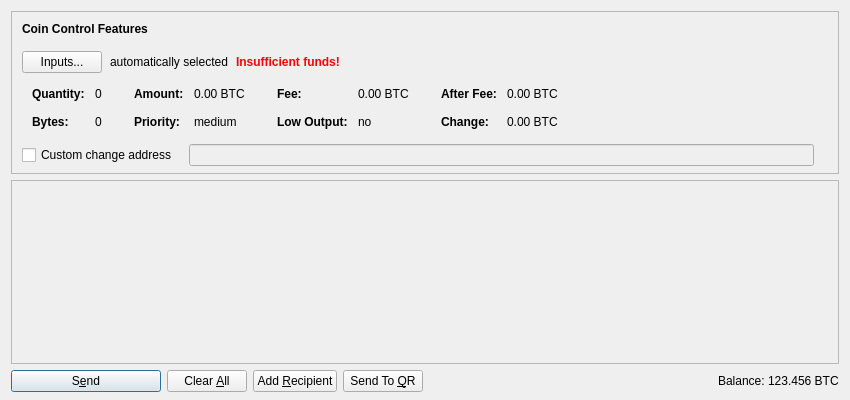
First picture: the form in src/qt/forms/sendcoinsdialog.ui, repository FeatherCoin/Feathercoin, before the edit.
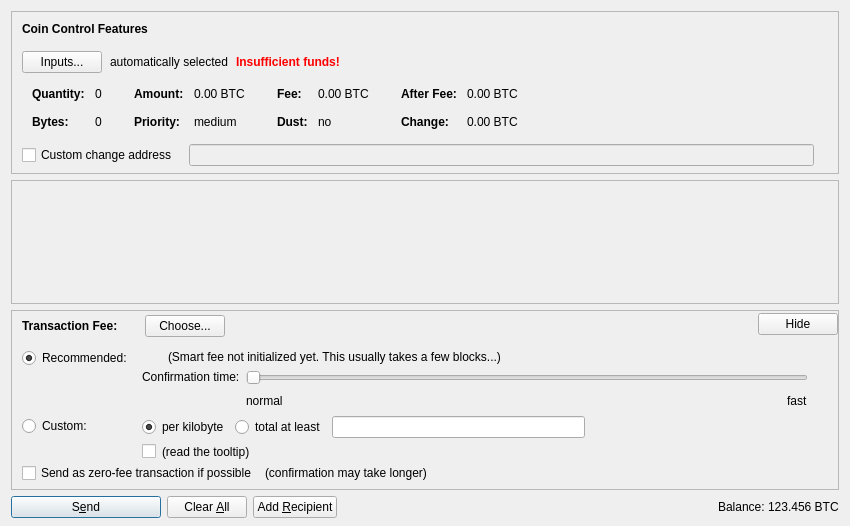
Second picture: the form after the edit. Icons and pictures are not drawn. Custom widgets are drawn as their Qt base class.

```diff
--- a/src/qt/forms/sendcoinsdialog.ui
+++ b/src/qt/forms/sendcoinsdialog.ui
@@ -7,13 +7,13 @@
     <x>0</x>
     <y>0</y>
     <width>850</width>
-    <height>400</height>
+    <height>526</height>
    </rect>
   </property>
   <property name="windowTitle">
    <string>Send Coins</string>
   </property>
-  <layout class="QVBoxLayout" name="verticalLayout" stretch="0,1,0">
+  <layout class="QVBoxLayout" name="verticalLayout" stretch="0,1,0,0">
    <property name="bottomMargin">
     <number>8</number>
    </property>
@@ -408,7 +408,7 @@
                   </font>
                  </property>
                  <property name="text">
-                  <string>Low Output:</string>
+                  <string>Dust:</string>
                  </property>
                 </widget>
                </item>
@@ -605,7 +605,7 @@
         <x>0</x>
         <y>0</y>
         <width>830</width>
-        <height>177</height>
+        <height>68</height>
        </rect>
       </property>
       <layout class="QVBoxLayout" name="verticalLayout_2" stretch="0,1">
@@ -636,6 +636,590 @@
      </widget>
     </widget>
    </item>
+   <item>
+    <widget class="QFrame" name="frameFee">
+     <property name="sizePolicy">
+      <sizepolicy hsizetype="Expanding" vsizetype="Expanding">
+       <horstretch>0</horstretch>
+       <verstretch>0</verstretch>
+      </sizepolicy>
+     </property>
+     <property name="maximumSize">
+      <size>
+       <width>16777215</width>
+       <height>16777215</height>
+      </size>
+     </property>
+     <property name="frameShape">
+      <enum>QFrame::StyledPanel</enum>
+     </property>
+     <property name="frameShadow">
+      <enum>QFrame::Sunken</enum>
+     </property>
+     <layout class="QVBoxLayout" name="verticalLayoutFee1">
+      <property name="spacing">
+       <number>0</number>
+      </property>
+      <property name="leftMargin">
+       <number>0</number>
+      </property>
+      <property name="topMargin">
+       <number>0</number>
+      </property>
+      <property name="rightMargin">
+       <number>0</number>
+      </property>
+      <property name="bottomMargin">
+       <number>0</number>
+      </property>
+      <item>
+       <layout class="QVBoxLayout" name="verticalLayoutFee2" stretch="0,0,0">
+        <property name="spacing">
+         <number>0</number>
+        </property>
+        <property name="leftMargin">
+         <number>10</number>
+        </property>
+        <property name="topMargin">
+         <number>0</number>
+        </property>
+        <item>
+         <layout class="QHBoxLayout" name="horizontalLayoutFee1">
+          <property name="bottomMargin">
+           <number>0</number>
+          </property>
+          <item>
+           <layout class="QVBoxLayout" name="verticalLayoutFee7">
+            <property name="spacing">
+             <number>0</number>
+            </property>
+            <item>
+             <spacer name="verticalSpacerSmartFee">
+              <property name="orientation">
+               <enum>Qt::Vertical</enum>
+              </property>
+              <property name="sizeType">
+               <enum>QSizePolicy::Fixed</enum>
+              </property>
+              <property name="sizeHint" stdset="0">
+               <size>
+                <width>1</width>
+                <height>4</height>
+               </size>
+              </property>
+             </spacer>
+            </item>
+            <item>
+             <layout class="QHBoxLayout" name="horizontalLayoutSmartFee">
+              <property name="spacing">
+               <number>10</number>
+              </property>
+              <item>
+               <widget class="QLabel" name="labelFeeHeadline">
+                <property name="sizePolicy">
+                 <sizepolicy hsizetype="Preferred" vsizetype="Maximum">
+                  <horstretch>0</horstretch>
+                  <verstretch>0</verstretch>
+                 </sizepolicy>
+                </property>
+                <property name="font">
+                 <font>
+                  <weight>75</weight>
+                  <bold>true</bold>
+                 </font>
+                </property>
+                <property name="styleSheet">
+                 <string notr="true">font-weight:bold;</string>
+                </property>
+                <property name="text">
+                 <string>Transaction Fee:</string>
+                </property>
+               </widget>
+              </item>
+              <item>
+               <widget class="QLabel" name="labelFeeMinimized">
+                <property name="text">
+                 <string/>
+                </property>
+               </widget>
+              </item>
+              <item>
+               <widget class="QPushButton" name="buttonChooseFee">
+                <property name="text">
+                 <string>Choose...</string>
+                </property>
+               </widget>
+              </item>
+             </layout>
+            </item>
+            <item>
+             <spacer name="verticalSpacer_5">
+              <property name="orientation">
+               <enum>Qt::Vertical</enum>
+              </property>
+              <property name="sizeHint" stdset="0">
+               <size>
+                <width>1</width>
+                <height>1</height>
+               </size>
+              </property>
+             </spacer>
+            </item>
+           </layout>
+          </item>
+          <item>
+           <spacer name="horizontalSpacer_4">
+            <property name="orientation">
+             <enum>Qt::Horizontal</enum>
+            </property>
+            <property name="sizeHint" stdset="0">
+             <size>
+              <width>40</width>
+              <height>20</height>
+             </size>
+            </property>
+           </spacer>
+          </item>
+          <item>
+           <widget class="QPushButton" name="buttonMinimizeFee">
+            <property name="toolTip">
+             <string>collapse fee-settings</string>
+            </property>
+            <property name="text">
+             <string>Hide</string>
+            </property>
+           </widget>
+          </item>
+         </layout>
+        </item>
+        <item>
+         <widget class="QFrame" name="frameFeeSelection">
+          <layout class="QVBoxLayout" name="verticalLayoutFee12">
+           <property name="spacing">
+            <number>0</number>
+           </property>
+           <property name="leftMargin">
+            <number>0</number>
+           </property>
+           <property name="topMargin">
+            <number>0</number>
+           </property>
+           <property name="rightMargin">
+            <number>0</number>
+           </property>
+           <property name="bottomMargin">
+            <number>0</number>
+           </property>
+           <item>
+            <layout class="QGridLayout" name="gridLayoutFee">
+             <property name="topMargin">
+              <number>10</number>
+             </property>
+             <property name="bottomMargin">
+              <number>4</number>
+             </property>
+             <property name="horizontalSpacing">
+              <number>10</number>
+             </property>
+             <property name="verticalSpacing">
+              <number>4</number>
+             </property>
+             <item row="1" column="1">
+              <layout class="QVBoxLayout" name="verticalLayoutFee8">
+               <property name="spacing">
+                <number>6</number>
+               </property>
+               <item>
+                <layout class="QHBoxLayout" name="horizontalLayoutFee13">
+                 <item>
+                  <widget class="QRadioButton" name="radioCustomPerKilobyte">
+                   <property name="toolTip">
+                    <string>If the custom fee is set to 1000 satoshis and the transaction is only 250 bytes, then &quot;per kilobyte&quot; only pays 250 satoshis in fee, while &quot;total at least&quot; pays 1000 satoshis. For transactions bigger than a kilobyte both pay by kilobyte.</string>
+                   </property>
+                   <property name="text">
+                    <string>per kilobyte</string>
+                   </property>
+                   <property name="checked">
+                    <bool>true</bool>
+                   </property>
+                   <attribute name="buttonGroup">
+                    <string notr="true">groupCustomFee</string>
+                   </attribute>
+                  </widget>
+                 </item>
+                 <item>
+                  <widget class="QRadioButton" name="radioCustomAtLeast">
+                   <property name="toolTip">
+                    <string>If the custom fee is set to 1000 satoshis and the transaction is only 250 bytes, then &quot;per kilobyte&quot; only pays 250 satoshis in fee, while &quot;total at least&quot; pays 1000 satoshis. For transactions bigger than a kilobyte both pay by kilobyte.</string>
+                   </property>
+                   <property name="text">
+                    <string>total at least</string>
+                   </property>
+                   <attribute name="buttonGroup">
+                    <string notr="true">groupCustomFee</string>
+                   </attribute>
+                  </widget>
+                 </item>
+                 <item>
+                  <widget class="BitcoinAmountField" name="customFee"/>
+                 </item>
+                 <item>
+                  <spacer name="horizontalSpacer_6">
+                   <property name="orientation">
+                    <enum>Qt::Horizontal</enum>
+                   </property>
+                   <property name="sizeHint" stdset="0">
+                    <size>
+                     <width>1</width>
+                     <height>1</height>
+                    </size>
+                   </property>
+                  </spacer>
+                 </item>
+                </layout>
+               </item>
+               <item>
+                <layout class="QHBoxLayout" name="horizontalLayoutFee8">
+                 <item>
+                  <widget class="QCheckBox" name="checkBoxMinimumFee">
+                   <property name="toolTip">
+                    <string>Paying only the minimum fee is just fine as long as there is less transaction volume than space in the blocks. But be aware that this can end up in a never confirming transaction once there is more demand for feathercoin transactions than the network can process.</string>
+                   </property>
+                   <property name="text">
+                    <string/>
+                   </property>
+                  </widget>
+                 </item>
+                 <item>
+                  <widget class="QLabel" name="labelMinFeeWarning">
+                   <property name="enabled">
+                    <bool>true</bool>
+                   </property>
+                   <property name="toolTip">
+                    <string>Paying only the minimum fee is just fine as long as there is less transaction volume than space in the blocks. But be aware that this can end up in a never confirming transaction once there is more demand for feathercoin transactions than the network can process.</string>
+                   </property>
+                   <property name="text">
+                    <string>(read the tooltip)</string>
+                   </property>
+                   <property name="margin">
+                    <number>5</number>
+                   </property>
+                  </widget>
+                 </item>
+                 <item>
+                  <spacer name="horizontalSpacer_2">
+                   <property name="orientation">
+                    <enum>Qt::Horizontal</enum>
+                   </property>
+                   <property name="sizeHint" stdset="0">
+                    <size>
+                     <width>1</width>
+                     <height>1</height>
+                    </size>
+                   </property>
+                  </spacer>
+                 </item>
+                </layout>
+               </item>
+              </layout>
+             </item>
+             <item row="0" column="0">
+              <layout class="QVBoxLayout" name="verticalLayoutFee4" stretch="0,1">
+               <item>
+                <widget class="QRadioButton" name="radioSmartFee">
+                 <property name="text">
+                  <string>Recommended:</string>
+                 </property>
+                 <property name="checked">
+                  <bool>true</bool>
+                 </property>
+                 <attribute name="buttonGroup">
+                  <string notr="true">groupFee</string>
+                 </attribute>
+                </widget>
+               </item>
+               <item>
+                <spacer name="verticalSpacer_2">
+                 <property name="orientation">
+                  <enum>Qt::Vertical</enum>
+                 </property>
+                 <property name="sizeHint" stdset="0">
+                  <size>
+                   <width>1</width>
+                   <height>1</height>
+                  </size>
+                 </property>
+                </spacer>
+               </item>
+              </layout>
+             </item>
+             <item row="1" column="0">
+              <layout class="QVBoxLayout" name="verticalLayoutFee9" stretch="0,1">
+               <item>
+                <widget class="QRadioButton" name="radioCustomFee">
+                 <property name="text">
+                  <string>Custom:</string>
+                 </property>
+                 <attribute name="buttonGroup">
+                  <string notr="true">groupFee</string>
+                 </attribute>
+                </widget>
+               </item>
+               <item>
+                <spacer name="verticalSpacer_6">
+                 <property name="orientation">
+                  <enum>Qt::Vertical</enum>
+                 </property>
+                 <property name="sizeHint" stdset="0">
+                  <size>
+                   <width>1</width>
+                   <height>1</height>
+                  </size>
+                 </property>
+                </spacer>
+               </item>
+              </layout>
+             </item>
+             <item row="0" column="1">
+              <layout class="QVBoxLayout" name="verticalLayoutFee3" stretch="0,0,1">
+               <property name="spacing">
+                <number>6</number>
+               </property>
+               <property name="topMargin">
+                <number>2</number>
+               </property>
+               <item>
+                <layout class="QHBoxLayout" name="horizontalLayoutFee12">
+                 <item>
+                  <widget class="QLabel" name="labelSmartFee">
+                   <property name="text">
+                    <string/>
+                   </property>
+                   <property name="margin">
+                    <number>2</number>
+                   </property>
+                  </widget>
+                 </item>
+                 <item>
+                  <widget class="QLabel" name="labelFeeEstimation">
+                   <property name="text">
+                    <string/>
+                   </property>
+                  </widget>
+                 </item>
+                 <item>
+                  <widget class="QLabel" name="labelSmartFee2">
+                   <property name="text">
+                    <string>(Smart fee not initialized yet. This usually takes a few blocks...)</string>
+                   </property>
+                   <property name="margin">
+                    <number>2</number>
+                   </property>
+                  </widget>
+                 </item>
+                 <item>
+                  <spacer name="horizontalSpacer_5">
+                   <property name="orientation">
+                    <enum>Qt::Horizontal</enum>
+                   </property>
+                   <property name="sizeHint" stdset="0">
+                    <size>
+                     <width>1</width>
+                     <height>1</height>
+                    </size>
+                   </property>
+                  </spacer>
+                 </item>
+                </layout>
+               </item>
+               <item>
+                <layout class="QHBoxLayout" name="horizontalLayoutFee9">
+                 <item>
+                  <layout class="QVBoxLayout" name="verticalLayoutFee6">
+                   <item>
+                    <widget class="QLabel" name="labelSmartFee3">
+                     <property name="text">
+                      <string>Confirmation time:</string>
+                     </property>
+                     <property name="margin">
+                      <number>2</number>
+                     </property>
+                    </widget>
+                   </item>
+                   <item>
+                    <spacer name="verticalSpacer_3">
+                     <property name="orientation">
+                      <enum>Qt::Vertical</enum>
+                     </property>
+                     <property name="sizeHint" stdset="0">
+                      <size>
+                       <width>1</width>
+                       <height>1</height>
+                      </size>
+                     </property>
+                    </spacer>
+                   </item>
+                  </layout>
+                 </item>
+                 <item>
+                  <layout class="QVBoxLayout" name="verticalLayoutFee5">
+                   <property name="rightMargin">
+                    <number>30</number>
+                   </property>
+                   <item>
+                    <widget class="QSlider" name="sliderSmartFee">
+                     <property name="minimum">
+                      <number>0</number>
+                     </property>
+                     <property name="maximum">
+                      <number>24</number>
+                     </property>
+                     <property name="pageStep">
+                      <number>1</number>
+                     </property>
+                     <property name="value">
+                      <number>0</number>
+                     </property>
+                     <property name="orientation">
+                      <enum>Qt::Horizontal</enum>
+                     </property>
+                     <property name="invertedAppearance">
+                      <bool>false</bool>
+                     </property>
+                     <property name="invertedControls">
+                      <bool>false</bool>
+                     </property>
+                     <property name="tickPosition">
+                      <enum>QSlider::NoTicks</enum>
+                     </property>
+                    </widget>
+                   </item>
+                   <item>
+                    <layout class="QHBoxLayout" name="horizontalLayoutFee10">
+                     <item>
+                      <widget class="QLabel" name="labelSmartFeeNormal">
+                       <property name="text">
+                        <string>normal</string>
+                       </property>
+                      </widget>
+                     </item>
+                     <item>
+                      <spacer name="horizontalSpacer_3">
+                       <property name="orientation">
+                        <enum>Qt::Horizontal</enum>
+                       </property>
+                       <property name="sizeHint" stdset="0">
+                        <size>
+                         <width>40</width>
+                         <height>20</height>
+                        </size>
+                       </property>
+                      </spacer>
+                     </item>
+                     <item>
+                      <widget class="QLabel" name="labelSmartFeeFast">
+                       <property name="text">
+                        <string>fast</string>
+                       </property>
+                      </widget>
+                     </item>
+                    </layout>
+                   </item>
+                  </layout>
+                 </item>
+                </layout>
+               </item>
+               <item>
+                <spacer name="verticalSpacer_4">
+                 <property name="orientation">
+                  <enum>Qt::Vertical</enum>
+                 </property>
+                 <property name="sizeHint" stdset="0">
+                  <size>
+                   <width>1</width>
+                   <height>1</height>
+                  </size>
+                 </property>
+                </spacer>
+               </item>
+              </layout>
+             </item>
+            </layout>
+           </item>
+           <item>
+            <layout class="QHBoxLayout" name="horizontalLayoutFee5" stretch="0,0,0">
+             <property name="spacing">
+              <number>8</number>
+             </property>
+             <property name="bottomMargin">
+              <number>4</number>
+             </property>
+             <item>
+              <widget class="QCheckBox" name="checkBoxFreeTx">
+               <property name="text">
+                <string>Send as zero-fee transaction if possible</string>
+               </property>
+              </widget>
+             </item>
+             <item>
+              <widget class="QLabel" name="labelFreeTx">
+               <property name="text">
+                <string>(confirmation may take longer)</string>
+               </property>
+               <property name="margin">
+                <number>5</number>
+               </property>
+              </widget>
+             </item>
+             <item>
+              <spacer name="horizontalSpacerFee5">
+               <property name="orientation">
+                <enum>Qt::Horizontal</enum>
+               </property>
+               <property name="sizeHint" stdset="0">
+                <size>
+                 <width>1</width>
+                 <height>1</height>
+                </size>
+               </property>
+              </spacer>
+             </item>
+            </layout>
+           </item>
+           <item>
+            <spacer name="verticalSpacerFee2">
+             <property name="orientation">
+              <enum>Qt::Vertical</enum>
+             </property>
+             <property name="sizeHint" stdset="0">
+              <size>
+               <width>1</width>
+               <height>1</height>
+              </size>
+             </property>
+            </spacer>
+           </item>
+          </layout>
+         </widget>
+        </item>
+        <item>
+         <spacer name="verticalSpacerFee">
+          <property name="orientation">
+           <enum>Qt::Vertical</enum>
+          </property>
+          <property name="sizeHint" stdset="0">
+           <size>
+            <width>800</width>
+            <height>1</height>
+           </size>
+          </property>
+         </spacer>
+        </item>
+       </layout>
+      </item>
+     </layout>
+    </widget>
+   </item>
    <item>
     <layout class="QHBoxLayout" name="horizontalLayout">
      <item>
@@ -656,6 +1240,9 @@
         <iconset resource="../feathercoin.qrc">
          <normaloff>:/icons/send</normaloff>:/icons/send</iconset>
        </property>
+       <property name="autoDefault">
+        <bool>false</bool>
+       </property>
        <property name="default">
         <bool>true</bool>
        </property>
@@ -704,17 +1291,6 @@
        </property>
       </widget>
      </item>
-     <item>
-      <widget class="QPushButton" name="sendQRButton">
-       <property name="text">
-        <string>Send To &amp;QR</string>
-       </property>
-       <property name="icon">
-        <iconset resource="../feathercoin.qrc">
-         <normaloff>:/icons/qrcode</normaloff>:/icons/qrcode</iconset>
-       </property>
-      </widget>
-     </item>
      <item>
       <spacer name="horizontalSpacer">
        <property name="orientation">
@@ -777,6 +1353,12 @@
    <extends>QLineEdit</extends>
    <header>qvalidatedlineedit.h</header>
   </customwidget>
+  <customwidget>
+   <class>BitcoinAmountField</class>
+   <extends>QLineEdit</extends>
+   <header>bitcoinamountfield.h</header>
+   <container>1</container>
+  </customwidget>
  </customwidgets>
  <resources>
   <include location="../feathercoin.qrc"/>
```
Left out of the diff: 40 changed lines with no effect on the pictures.
